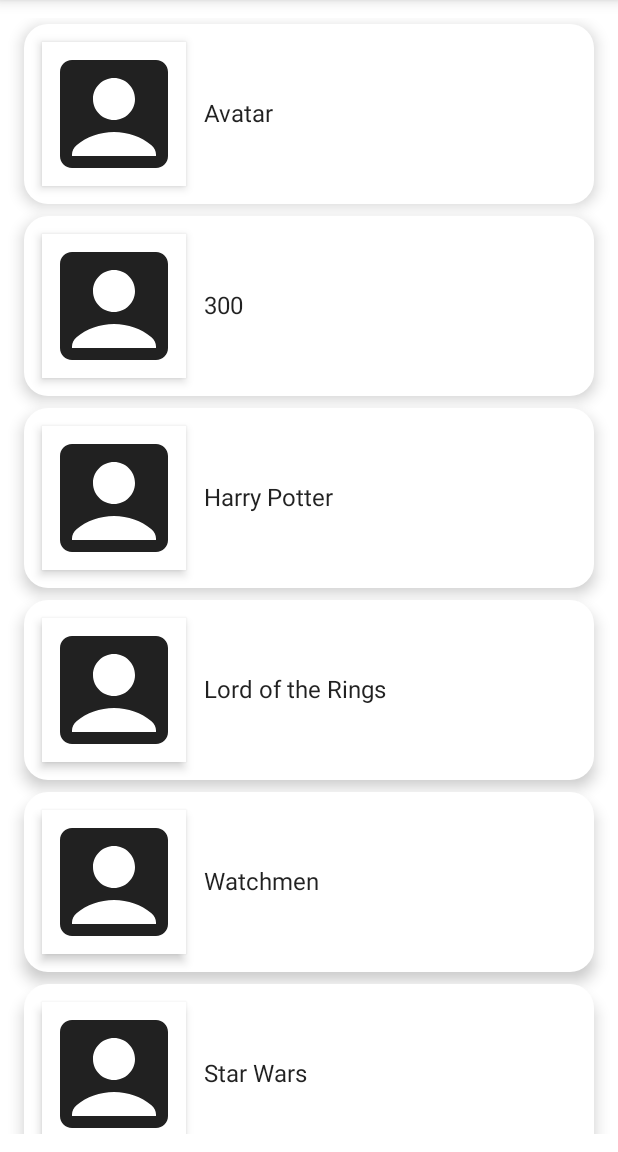
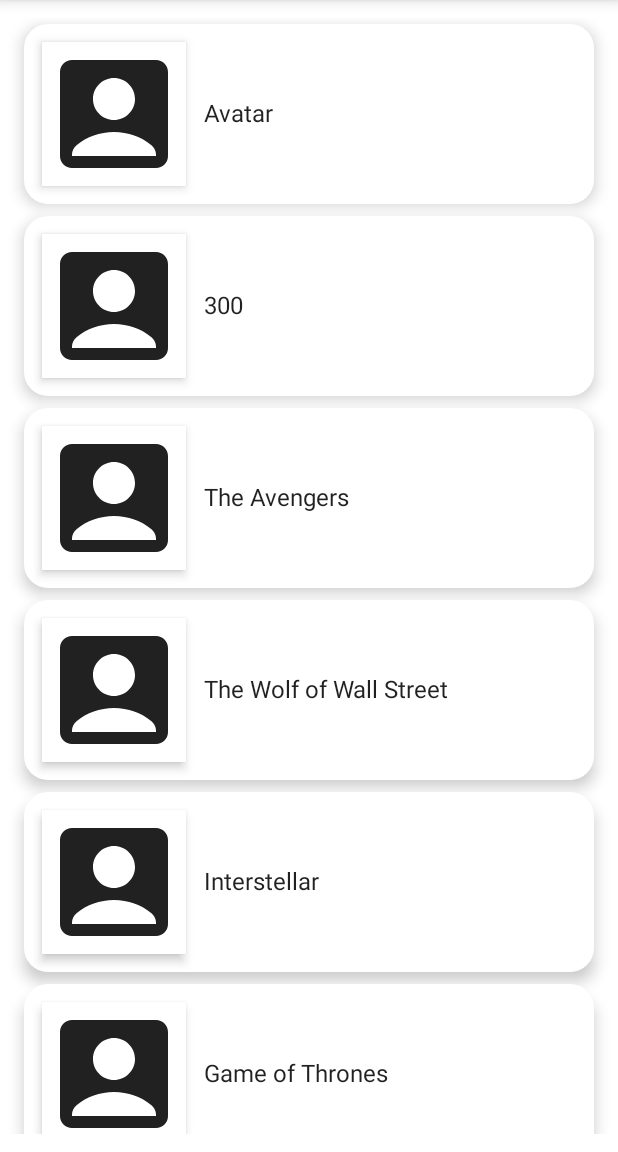
Before and after one commit to nmurphy-87/MovieApp, an Android app built with Jetpack Compose: the screen it shows after launch (MainActivity), on a phone screen of 412 x 824 dp, the part 84-1236 px from its top. Run offline under Robolectric (Android 15) with nearby library versions, the phone set to English and light mode, and no system bars.

Commit message:
added MovieModel data class and dummy data

```diff
--- a/app/src/main/java/com/niallmurph/movieapp/MainActivity.kt
+++ b/app/src/main/java/com/niallmurph/movieapp/MainActivity.kt
@@ -21,6 +21,7 @@ import androidx.compose.ui.graphics.Color
 import androidx.compose.ui.graphics.RectangleShape
 import androidx.compose.ui.tooling.preview.Preview
 import androidx.compose.ui.unit.dp
+import com.niallmurph.movieapp.models.MovieModel
 import com.niallmurph.movieapp.navigation.MovieNavigation
 import com.niallmurph.movieapp.ui.theme.MovieAppTheme
 
@@ -44,40 +45,3 @@ fun MyApp(
         content()
     }
 }
-
-
-
-@Composable
-fun MovieRow(
-    movie: String,
-    onClick: (String) -> Unit
-) {
-    Card(
-        modifier = Modifier
-            .padding(4.dp)
-            .fillMaxWidth()
-            .height(120.dp)
-            .clickable {
-                onClick(movie)
-            },
-        shape = RoundedCornerShape(corner = CornerSize(16.dp)),
-        elevation = 6.dp
-    ) {
-        Row(
-            verticalAlignment = Alignment.CenterVertically,
-            horizontalArrangement = Arrangement.Start
-        ) {
-            Surface(
-                modifier = Modifier
-                    .padding(12.dp)
-                    .size(96.dp),
-                shape = RectangleShape,
-                elevation = 4.dp
-            ) {
-                Icon(imageVector = Icons.Default.AccountBox, contentDescription = "Movie Image")
-            }
-            Text(text = movie)
-        }
-
-    }
-}
--- /dev/null
+++ b/app/src/main/java/com/niallmurph/movieapp/models/MovieModel.kt
@@ -0,0 +1,188 @@
+package com.niallmurph.movieapp.models
+
+data class MovieModel(
+    val id: String,
+    val title: String,
+    val year: String,
+    val genre: String,
+    val director: String,
+    val actors: String,
+    val plot: String,
+    val poster: String,
+    val images: List<String>,
+    val rating: String
+)
+
+fun getMovies(): List<MovieModel> {
+    return listOf(
+        MovieModel(
+            id = "tt0499549",
+            title = "Avatar",
+            year = "2009",
+            genre = "Action, Adventure, Fantasy",
+            director = "James Cameron",
+            actors = "Sam Worthington, Zoe Saldana, Sigourney Weaver, Stephen Lang",
+            plot = "A paraplegic marine dispatched to the moon Pandora on a unique mission becomes torn between following his orders and protecting the world he feels is his home.",
+            poster = "http://ia.media-imdb.com/images/M/MV5BMTYwOTEwNjAzMl5BMl5BanBnXkFtZTcwODc5MTUwMw@@._V1_SX300.jpg",
+            images = listOf(
+                "https://images-na.ssl-images-amazon.com/images/M/MV5BMjEyOTYyMzUxNl5BMl5BanBnXkFtZTcwNTg0MTUzNA@@._V1_SX1500_CR0,0,1500,999_AL_.jpg",
+                "https://images-na.ssl-images-amazon.com/images/M/MV5BNzM2MDk3MTcyMV5BMl5BanBnXkFtZTcwNjg0MTUzNA@@._V1_SX1777_CR0,0,1777,999_AL_.jpg",
+                "https://images-na.ssl-images-amazon.com/images/M/MV5BMTY2ODQ3NjMyMl5BMl5BanBnXkFtZTcwODg0MTUzNA@@._V1_SX1777_CR0,0,1777,999_AL_.jpg",
+                "https://images-na.ssl-images-amazon.com/images/M/MV5BMTMxOTEwNDcxN15BMl5BanBnXkFtZTcwOTg0MTUzNA@@._V1_SX1777_CR0,0,1777,999_AL_.jpg",
+                "https://images-na.ssl-images-amazon.com/images/M/MV5BMTYxMDg1Nzk1MV5BMl5BanBnXkFtZTcwMDk0MTUzNA@@._V1_SX1500_CR0,0,1500,999_AL_.jpg"
+            ),
+            rating = "7.9"
+        ),
+
+        MovieModel(
+            id = "tt0416449",
+            title = "300",
+            year = "2006",
+            genre = "Action, Drama, Fantasy",
+            director = "Zack Snyder",
+            actors = "Gerard Butler, Lena Headey, Dominic West, David Wenham",
+            plot = "King Leonidas of Sparta and a force of 300 men fight the Persians at Thermopylae in 480 B.C.",
+            poster = "http://ia.media-imdb.com/images/M/MV5BMjAzNTkzNjcxNl5BMl5BanBnXkFtZTYwNDA4NjE3._V1_SX300.jpg",
+            images = listOf(
+                "https://images-na.ssl-images-amazon.com/images/M/MV5BMTMwNTg5MzMwMV5BMl5BanBnXkFtZTcwMzA2NTIyMw@@._V1_SX1777_CR0,0,1777,937_AL_.jpg",
+                "https://images-na.ssl-images-amazon.com/images/M/MV5BMTQwNTgyNTMzNF5BMl5BanBnXkFtZTcwNDA2NTIyMw@@._V1_SX1777_CR0,0,1777,935_AL_.jpg",
+                "https://images-na.ssl-images-amazon.com/images/M/MV5BMTc0MjQzOTEwMV5BMl5BanBnXkFtZTcwMzE2NTIyMw@@._V1_SX1777_CR0,0,1777,947_AL_.jpg"
+
+            ),
+            rating = "7.7"
+        ),
+
+        MovieModel(
+            id = "tt0848228",
+            title = "The Avengers",
+            year = "2012",
+            genre = "Action, Sci-Fi, Thriller",
+            director = "Joss Whedon",
+            actors = "Robert Downey Jr., Chris Evans, Mark Ruffalo, Chris Hemsworth",
+            plot = "Earth's mightiest heroes must come together and learn to fight as a team if they are to stop the mischievous Loki and his alien army from enslaving humanity.",
+            poster = "http://ia.media-imdb.com/images/M/MV5BMTk2NTI1MTU4N15BMl5BanBnXkFtZTcwODg0OTY0Nw@@._V1_SX300.jpg",
+            images = listOf(
+                "https://images-na.ssl-images-amazon.com/images/M/MV5BMTA0NjY0NzE4OTReQTJeQWpwZ15BbWU3MDczODg2Nzc@._V1_SX1777_CR0,0,1777,999_AL_.jpg",
+                "https://images-na.ssl-images-amazon.com/images/M/MV5BMjE1MzEzMjcyM15BMl5BanBnXkFtZTcwNDM4ODY3Nw@@._V1_SX1777_CR0,0,1777,999_AL_.jpg",
+                "https://images-na.ssl-images-amazon.com/images/M/MV5BMjMwMzM2MTg1M15BMl5BanBnXkFtZTcwNjM4ODY3Nw@@._V1_SX1777_CR0,0,1777,999_AL_.jpg",
+                "https://images-na.ssl-images-amazon.com/images/M/MV5BMTQ4NzM2Mjc5MV5BMl5BanBnXkFtZTcwMTkwOTY3Nw@@._V1_SX1777_CR0,0,1777,999_AL_.jpg",
+                "https://images-na.ssl-images-amazon.com/images/M/MV5BMTc3MzQ3NjA5N15BMl5BanBnXkFtZTcwMzY5OTY3Nw@@._V1_SX1777_CR0,0,1777,999_AL_.jpg"
+            ),
+            rating = "8.1"
+        ),
+
+        MovieModel(
+            id = "tt0993846",
+            title = "The Wolf of Wall Street",
+            year = "2013",
+            genre = "Biography, Comedy, Crime",
+            director = "Martin Scorsese",
+            actors = "Leonardo DiCaprio, Jonah Hill, Margot Robbie, Matthew McConaughey",
+            plot = "Based on the true story of Jordan Belfort, from his rise to a wealthy stock-broker living the high life to his fall involving crime, corruption and the federal government.",
+            poster = "http://ia.media-imdb.com/images/M/MV5BMjIxMjgxNTk0MF5BMl5BanBnXkFtZTgwNjIyOTg2MDE@._V1_SX300.jpg",
+            images = listOf(
+                "https://images-na.ssl-images-amazon.com/images/M/MV5BNDIwMDIxNzk3Ml5BMl5BanBnXkFtZTgwMTg0MzQ4MDE@._V1_SX1500_CR0,0,1500,999_AL_.jpg",
+                "https://images-na.ssl-images-amazon.com/images/M/MV5BMTc0NzAxODAyMl5BMl5BanBnXkFtZTgwMDg0MzQ4MDE@._V1_SX1500_CR0,0,1500,999_AL_.jpg",
+                "https://images-na.ssl-images-amazon.com/images/M/MV5BMTExMDk1MDE4NzVeQTJeQWpwZ15BbWU4MDM4NDM0ODAx._V1_SX1500_CR0,0,1500,999_AL_.jpg",
+                "https://images-na.ssl-images-amazon.com/images/M/MV5BMTg3MTY4NDk4Nl5BMl5BanBnXkFtZTgwNjc0MzQ4MDE@._V1_SX1500_CR0,0,1500,999_AL_.jpg",
+                "https://images-na.ssl-images-amazon.com/images/M/MV5BMTgzMTg4MDI0Ml5BMl5BanBnXkFtZTgwOTY0MzQ4MDE@._V1_SY1000_CR0,0,1553,1000_AL_.jpg"
+            ),
+            rating = "8.2"
+        ),
+
+        MovieModel(
+            id = "tt0816692",
+            title = "Interstellar",
+            year = "2014",
+            genre = "Adventure, Drama, Sci-Fi",
+            director = "Christopher Nolan",
+            actors = "Ellen Burstyn, Matthew McConaughey, Mackenzie Foy, John Lithgow",
+            plot = "A team of explorers travel through a wormhole in space in an attempt to ensure humanity's survival.",
+            poster = "http://ia.media-imdb.com/images/M/MV5BMjIxNTU4MzY4MF5BMl5BanBnXkFtZTgwMzM4ODI3MjE@._V1_SX300.jpg",
+            images = listOf(
+                "https://images-na.ssl-images-amazon.com/images/M/MV5BMjA3NTEwOTMxMV5BMl5BanBnXkFtZTgwMjMyODgxMzE@._V1_SX1500_CR0,0,1500,999_AL_.jpg",
+                "https://images-na.ssl-images-amazon.com/images/M/MV5BMzQ5ODE2MzEwM15BMl5BanBnXkFtZTgwMTMyODgxMzE@._V1_SX1500_CR0,0,1500,999_AL_.jpg",
+                "https://images-na.ssl-images-amazon.com/images/M/MV5BMTg4Njk4MzY0Nl5BMl5BanBnXkFtZTgwMzIyODgxMzE@._V1_SX1500_CR0,0,1500,999_AL_.jpg",
+                "https://images-na.ssl-images-amazon.com/images/M/MV5BMzE3MTM0MTc3Ml5BMl5BanBnXkFtZTgwMDIyODgxMzE@._V1_SX1500_CR0,0,1500,999_AL_.jpg",
+                "https://images-na.ssl-images-amazon.com/images/M/MV5BNjYzNjE2NDk3N15BMl5BanBnXkFtZTgwNzEyODgxMzE@._V1_SX1500_CR0,0,1500,999_AL_.jpg"
+            ),
+            rating = "8.6"
+        ),
+        MovieModel(
+            id = "tt0944947",
+            title = "Game of Thrones",
+            year = "2011 - 2018",
+            genre = "Adventure, Drama, Fantasy",
+            director = "N/A",
+            actors = "Peter Dinklage, Lena Headey, Emilia Clarke, Kit Harington",
+            plot = "While a civil war brews between several noble families in Westeros, the children of the former rulers of the land attempt to rise up to power. Meanwhile a forgotten race, bent on destruction, plans to return after thousands of years in the North.",
+            poster = "http://ia.media-imdb.com/images/M/MV5BMjM5OTQ1MTY5Nl5BMl5BanBnXkFtZTgwMjM3NzMxODE@._V1_SX300.jpg",
+            images = listOf(
+                "https://images-na.ssl-images-amazon.com/images/M/MV5BNDc1MGUyNzItNWRkOC00MjM1LWJjNjMtZTZlYWIxMGRmYzVlXkEyXkFqcGdeQXVyMzU3MDEyNjk@._V1_SX1777_CR0,0,1777,999_AL_.jpg",
+                "https://images-na.ssl-images-amazon.com/images/M/MV5BZjZkN2M5ODgtMjQ2OC00ZjAxLWE1MjMtZDE0OTNmNGM0NWEwXkEyXkFqcGdeQXVyNjUxNzgwNTE@._V1_SX1777_CR0,0,1777,999_AL_.jpg",
+                "https://images-na.ssl-images-amazon.com/images/M/MV5BMDk4Y2Y1MDAtNGVmMC00ZTlhLTlmMmQtYjcyN2VkNzUzZjg2XkEyXkFqcGdeQXVyNjUxNzgwNTE@._V1_SX1777_CR0,0,1777,999_AL_.jpg",
+                "https://images-na.ssl-images-amazon.com/images/M/MV5BNjZjNWIzMzQtZWZjYy00ZTkwLWJiMTYtOWRkZDBhNWJhY2JmXkEyXkFqcGdeQXVyMjk3NTUyOTc@._V1_SX1777_CR0,0,1777,999_AL_.jpg",
+                "https://images-na.ssl-images-amazon.com/images/M/MV5BNTMyMTRjZWEtM2UxMS00ZjU5LWIxMTYtZDA5YmJhZmRjYTc4XkEyXkFqcGdeQXVyMjk3NTUyOTc@._V1_SX1777_CR0,0,1777,999_AL_.jpg"
+            ),
+            rating = "9.5"
+        ),
+
+
+        MovieModel(
+            id = "tt2306299",
+            title = "Vikings",
+            year = "2013–2020",
+            genre = "Action, Drama, History",
+            director = "N/A",
+            actors = "Travis Fimmel, Clive Standen, Gustaf Skarsgård, Katheryn Winnick",
+            plot = "The world of the Vikings is brought to life through the journey of Ragnar Lothbrok, the first Viking to emerge from Norse legend and onto the pages of history - a man on the edge of myth.",
+            poster = "http://ia.media-imdb.com/images/M/MV5BOTEzNzI3MDc0N15BMl5BanBnXkFtZTgwMzk1MzA5NzE@._V1_SX300.jpg",
+            images = listOf(
+                "https://images-na.ssl-images-amazon.com/images/M/MV5BMjM5MTM1ODUxNV5BMl5BanBnXkFtZTgwNTAzOTI2ODE@._V1_.jpg",
+                "https://images-na.ssl-images-amazon.com/images/M/MV5BNzU2NDcxODMyOF5BMl5BanBnXkFtZTgwNDAzOTI2ODE@._V1_.jpg",
+                "https://images-na.ssl-images-amazon.com/images/M/MV5BMjMzMzIzOTU2M15BMl5BanBnXkFtZTgwODMzMTkyODE@._V1_SY1000_SX1500_AL_.jpg",
+                "https://images-na.ssl-images-amazon.com/images/M/MV5BMTQ2NTQ2MDA3NF5BMl5BanBnXkFtZTgwODkxMDUxODE@._V1_SY1000_SX1500_AL_.jpg",
+                "https://images-na.ssl-images-amazon.com/images/M/MV5BMTcxOTQ3NTA5N15BMl5BanBnXkFtZTgwMzExMDUxODE@._V1_SY1000_SX1500_AL_.jpg"
+            ),
+            rating = "9.5"
+        ),
+
+        MovieModel(
+            id = "tt0903747",
+            title = "Breaking Bad",
+            year = "2008–2013",
+            genre = "Crime, Drama, Thriller",
+            director = "N/A",
+            actors = "Bryan Cranston, Anna Gunn, Aaron Paul, Dean Norris",
+            plot = "A high school chemistry teacher diagnosed with inoperable lung cancer turns to manufacturing and selling methamphetamine in order to secure his family's financial future.",
+            poster = "http://ia.media-imdb.com/images/M/MV5BMTQ0ODYzODc0OV5BMl5BanBnXkFtZTgwMDk3OTcyMDE@._V1_SX300.jpg",
+            images = listOf(
+                "https://images-na.ssl-images-amazon.com/images/M/MV5BMTgyMzI5NDc5Nl5BMl5BanBnXkFtZTgwMjM0MTI2MDE@._V1_SY1000_CR0,0,1498,1000_AL_.jpg",
+                "https://images-na.ssl-images-amazon.com/images/M/MV5BMTQ2NDkwNDk5NV5BMl5BanBnXkFtZTgwNDM0MTI2MDE@._V1_SY1000_CR0,0,1495,1000_AL_.jpg",
+                "https://images-na.ssl-images-amazon.com/images/M/MV5BMTM4NDcyNDMzMF5BMl5BanBnXkFtZTgwOTI0MTI2MDE@._V1_SY1000_CR0,0,1495,1000_AL_.jpg",
+                "https://images-na.ssl-images-amazon.com/images/M/MV5BMTAzMTczMjM3NjFeQTJeQWpwZ15BbWU4MDc1MTI1MzAx._V1_SY1000_CR0,0,1495,1000_AL_.jpg",
+                "https://images-na.ssl-images-amazon.com/images/M/MV5BMjA5MTE3MTgwMF5BMl5BanBnXkFtZTgwOTQxMjUzMDE@._V1_SX1500_CR0,0,1500,999_AL_.jpg"
+            ),
+            rating = "9.5"
+        ),
+
+        MovieModel(
+            id = "tt2707408",
+            title = "Narcos",
+            year = "2015-",
+            genre = "Biography, Crime, Drama",
+            director = "N/A",
+            actors = "Wagner Moura, Boyd Holbrook, Pedro Pascal, Joanna Christie",
+            plot = "A chronicled look at the criminal exploits of Colombian drug lord Pablo Escobar.",
+            poster = "http://ia.media-imdb.com/images/M/MV5BMTU0ODQ4NDg2OF5BMl5BanBnXkFtZTgwNzczNTE4OTE@._V1_SX300.jpg",
+            images = listOf(
+                "https://images-na.ssl-images-amazon.com/images/M/MV5BMTk2MDMzMTc0MF5BMl5BanBnXkFtZTgwMTAyMzA1OTE@._V1_SX1500_CR0,0,1500,999_AL_.jpg",
+                "https://images-na.ssl-images-amazon.com/images/M/MV5BMjIxMDkyOTEyNV5BMl5BanBnXkFtZTgwNjY3Mjc3OTE@._V1_SY1000_SX1500_AL_.jpg",
+                "https://images-na.ssl-images-amazon.com/images/M/MV5BMjA2NDUwMTU2NV5BMl5BanBnXkFtZTgwNTI1Mzc3OTE@._V1_SY1000_CR0,0,1499,1000_AL_.jpg",
+                "https://images-na.ssl-images-amazon.com/images/M/MV5BODA1NjAyMTQ3Ml5BMl5BanBnXkFtZTgwNjI1Mzc3OTE@._V1_SY1000_CR0,0,1499,1000_AL_.jpg",
+                "https://images-na.ssl-images-amazon.com/images/M/MV5BMTU0NzQ0OTAwNl5BMl5BanBnXkFtZTgwMDAyMzA1OTE@._V1_SX1500_CR0,0,1500,999_AL_.jpg"
+            ),
+            rating = "9.5"
+        ),
+    )
+}
--- a/app/src/main/java/com/niallmurph/movieapp/screens/home/HomeScreen.kt
+++ b/app/src/main/java/com/niallmurph/movieapp/screens/home/HomeScreen.kt
@@ -14,8 +14,10 @@ import androidx.compose.ui.Modifier
 import androidx.compose.ui.graphics.Color
 import androidx.compose.ui.unit.dp
 import androidx.navigation.NavController
-import com.niallmurph.movieapp.MovieRow
+import com.niallmurph.movieapp.models.MovieModel
+import com.niallmurph.movieapp.models.getMovies
 import com.niallmurph.movieapp.navigation.MovieScreens
+import com.niallmurph.movieapp.widgets.MovieRow
 
 @SuppressLint("UnusedMaterialScaffoldPaddingParameter")
 @Composable
@@ -37,16 +39,7 @@ fun HomeScreen(navController: NavController) {
 @Composable
 fun MainContent(
     navController: NavController,
-    movieList: List<String> = listOf(
-        "Avatar",
-        "300",
-        "Harry Potter",
-        "Lord of the Rings",
-        "Watchmen",
-        "Star Wars",
-        "The Usual Suspects",
-        "Life"
-    )
+    movieList: List<MovieModel> = getMovies()
 ) {
     Column(modifier = Modifier.padding(12.dp)) {
         LazyColumn {
--- /dev/null
+++ b/app/src/main/java/com/niallmurph/movieapp/widgets/widgets.kt
@@ -0,0 +1,53 @@
+package com.niallmurph.movieapp.widgets
+
+import androidx.compose.foundation.clickable
+import androidx.compose.foundation.layout.*
+import androidx.compose.foundation.shape.CornerSize
+import androidx.compose.foundation.shape.RoundedCornerShape
+import androidx.compose.material.Card
+import androidx.compose.material.Icon
+import androidx.compose.material.Surface
+import androidx.compose.material.Text
+import androidx.compose.material.icons.Icons
+import androidx.compose.material.icons.filled.AccountBox
+import androidx.compose.runtime.Composable
+import androidx.compose.ui.Alignment
+import androidx.compose.ui.Modifier
+import androidx.compose.ui.graphics.RectangleShape
+import androidx.compose.ui.unit.dp
+import com.niallmurph.movieapp.models.MovieModel
+
+@Composable
+fun MovieRow(
+    movie: MovieModel,
+    onClick: (String) -> Unit
+) {
+    Card(
+        modifier = Modifier
+            .padding(4.dp)
+            .fillMaxWidth()
+            .height(120.dp)
+            .clickable {
+                onClick(movie.id)
+            },
+        shape = RoundedCornerShape(corner = CornerSize(16.dp)),
+        elevation = 6.dp
+    ) {
+        Row(
+            verticalAlignment = Alignment.CenterVertically,
+            horizontalArrangement = Arrangement.Start
+        ) {
+            Surface(
+                modifier = Modifier
+                    .padding(12.dp)
+                    .size(96.dp),
+                shape = RectangleShape,
+                elevation = 4.dp
+            ) {
+                Icon(imageVector = Icons.Default.AccountBox, contentDescription = "Movie Image")
+            }
+            Text(text = movie.title)
+        }
+
+    }
+}
```
